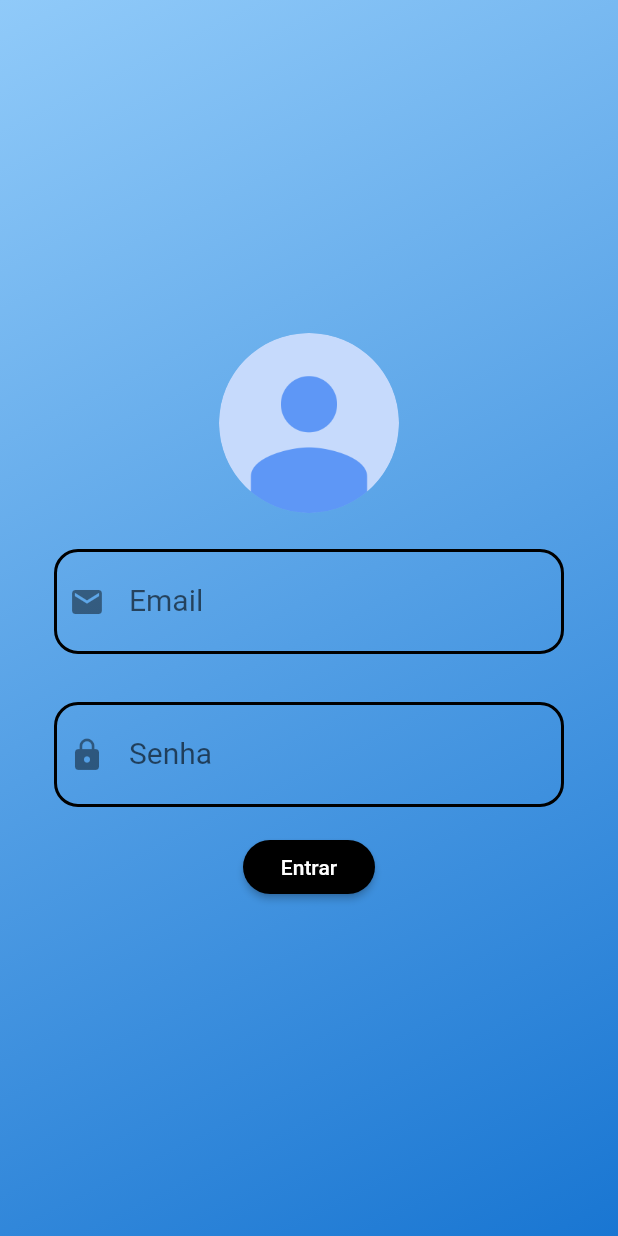
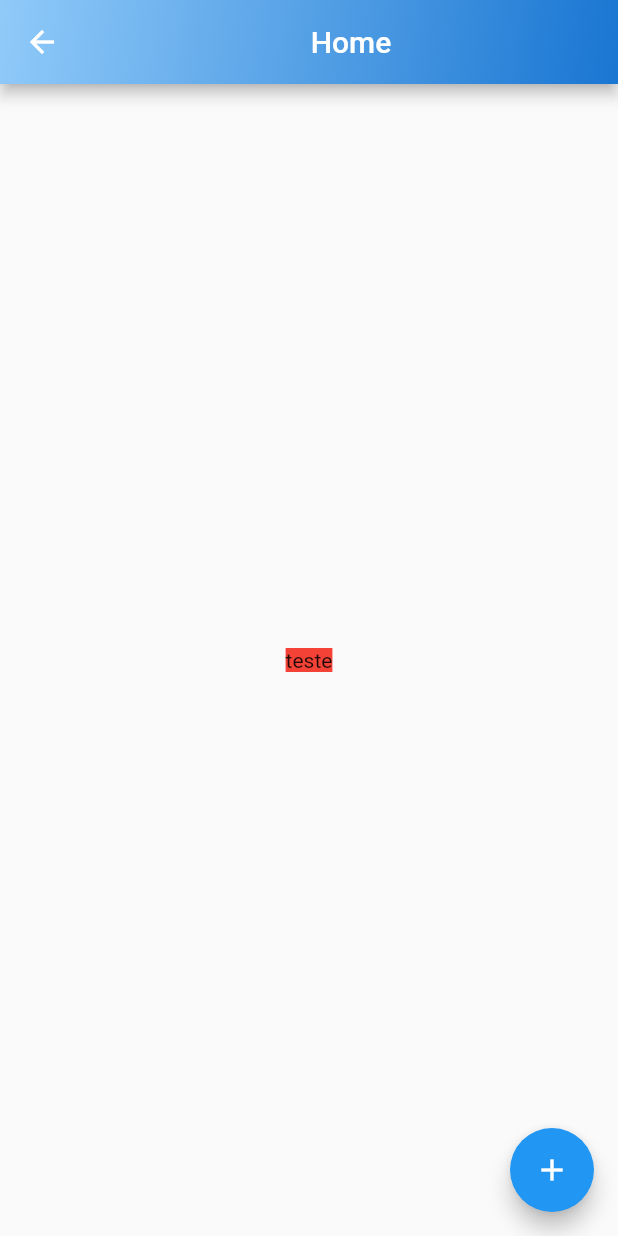
Before and after one commit to Felipe-16/Mobx_training, a Flutter app: the screen it shows after launch, after a tap on "Entrar", on a phone screen of 412 x 824 dp. Run offline on Flutter 3.47's test engine with Material 2 defaults, Android fonts, the phone set to English and light mode, and no system bars; our stand-ins replace gradient_app_bar, mobx; generated files the repository leaves out were written again.

Commit message:
implementação da screen home

```diff
--- /dev/null
+++ b/mobx_training/lib/home/home_controller.dart
@@ -0,0 +1,13 @@
+import 'package:mobx/mobx.dart';
+
+part 'home_controller.g.dart';
+
+class home_controller = _Home_controller with _$home_controller;
+
+abstract class _Home_controller with Store {
+  @observable
+  int counter = 0;
+
+  @action
+  void setCounter(int value) => counter += 1;
+}
--- /dev/null
+++ b/mobx_training/lib/home/home_screen.dart
@@ -0,0 +1,48 @@
+import 'package:flutter/material.dart';
+import 'package:gradient_app_bar/gradient_app_bar.dart';
+import 'home_controller.dart';
+
+class Home extends StatefulWidget {
+  @override
+  State<StatefulWidget> createState() {
+    return HomeState();
+  }
+}
+
+class HomeState extends State<Home> {
+  home_controller homecontroller = home_controller();
+  @override
+  Widget build(BuildContext context) {
+    return Scaffold(
+      appBar: GradientAppBar(
+        gradient: LinearGradient(
+            begin: Alignment.topLeft,
+            end: Alignment.bottomRight,
+            colors: [
+              Colors.blue[200],
+              Colors.blue[700],
+            ]),
+        title: Center(child: Text('Home')),
+      ),
+      body: Center(
+        child: Column(
+          mainAxisAlignment: MainAxisAlignment.center,
+          children: <Widget>[
+            Container(
+              color: Colors.red,
+              child: Text(
+                'teste',
+              ),
+            ),
+          ],
+        ),
+      ),
+      floatingActionButton: FloatingActionButton(
+        onPressed: () {
+          print('home');
+        },
+        child: const Icon(Icons.add),
+      ),
+    );
+  }
+}
--- a/mobx_training/lib/login/login_controller.dart
+++ b/mobx_training/lib/login/login_controller.dart
@@ -1,6 +1,4 @@
-import 'package:flutter/material.dart';
 import 'package:mobx/mobx.dart';
-import 'login_screen.dart';
 
 part 'login_controller.g.dart';
 
--- a/mobx_training/lib/login/login_screen.dart
+++ b/mobx_training/lib/login/login_screen.dart
@@ -1,5 +1,6 @@
 import 'package:flutter/material.dart';
 import 'package:mobx_training/components/login_widgets.dart';
+import 'file:///C:/Users/Felps/Desktop/Mobx_training/mobx_training/lib/home/home_screen.dart';
 import 'login_controller.dart';
 
 const _rotuloEmail = 'Email';
@@ -64,6 +65,11 @@ class LoginState extends State<Login> {
                     ),
                     onPressed: () {
                       print('entrando...');
+                      final home = Home();
+                      Navigator.push(context,
+                          MaterialPageRoute(builder: (context) {
+                        return Home();
+                      }));
                     },
                     child: Text('Entrar'),
                   ),
--- a/mobx_training/lib/main.dart
+++ b/mobx_training/lib/main.dart
@@ -1,4 +1,5 @@
 import 'package:flutter/material.dart';
+import 'file:///C:/Users/Felps/Desktop/Mobx_training/mobx_training/lib/home/home_screen.dart';
 import 'package:mobx_training/login/login_screen.dart';
 
 void main() {
--- a/mobx_training/pubspec.yaml
+++ b/mobx_training/pubspec.yaml
@@ -11,6 +11,7 @@ environment:
 dependencies:
   mobx: ^1.1.1
   flutter_mobx: ^1.1.0
+  gradient_app_bar: ^0.1.3
   flutter:
     sdk: flutter
 
```
Also changed, not shown: mobx_training/lib/home/home_controller.g.dart (added), mobx_training/pubspec.lock.
